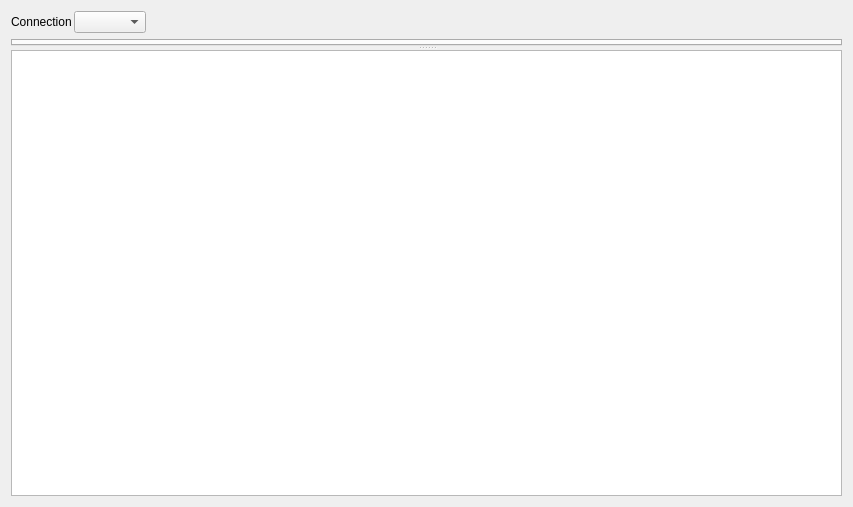
Qt form GUI/pgdbatool/sqltool.ui (marcotcal/PG-DBA-Tools) before a commit.
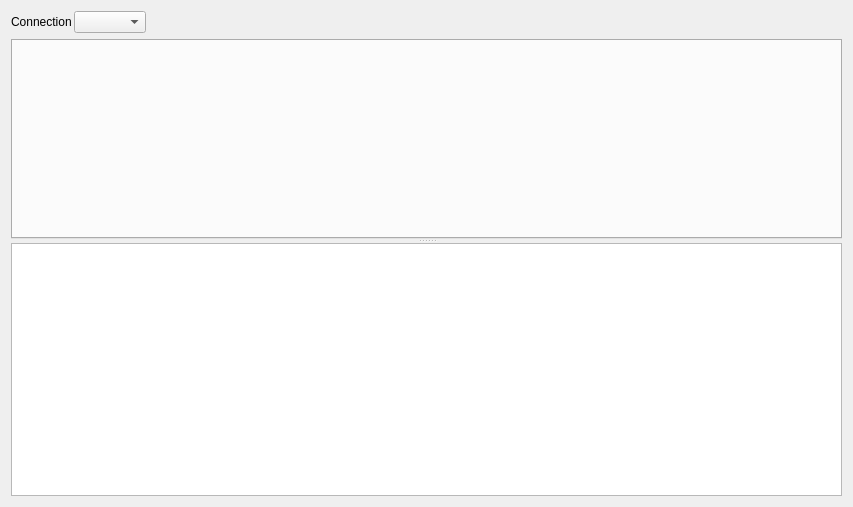
The same form after that commit.

What changed in the file:
```diff
--- a/GUI/pgdbatool/sqltool.ui
+++ b/GUI/pgdbatool/sqltool.ui
@@ -88,6 +88,12 @@
       <enum>Qt::Vertical</enum>
      </property>
      <widget class="QTabWidget" name="editors_tabs">
+      <property name="minimumSize">
+       <size>
+        <width>0</width>
+        <height>200</height>
+       </size>
+      </property>
       <property name="currentIndex">
        <number>-1</number>
       </property>
```
